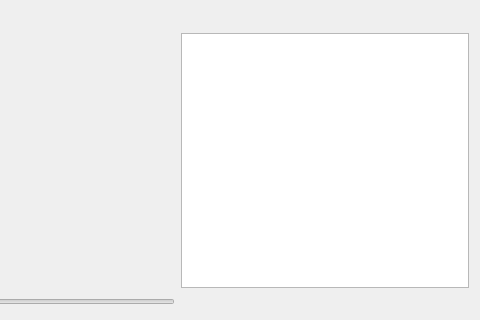
The window that Monterey/mainwindow.ui (rovsuite/monterey) describes before a commit, drawn with Qt 5; both pictures show x 800 to 1280 and y 432 to 752 of the 1280 by 752 pixel window.
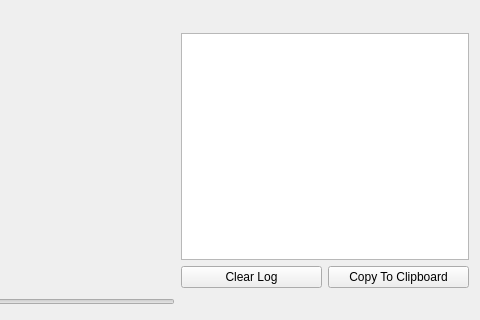
The same window after the commit. Custom widgets are drawn as their Qt base class.

Commit message: Added clear and copy button for log.

Patch:
```diff
--- a/Monterey/mainwindow.ui
+++ b/Monterey/mainwindow.ui
@@ -301,7 +301,7 @@
      </layout>
     </item>
     <item row="0" column="2">
-     <layout class="QVBoxLayout" name="verticalLayout_3" stretch="1,0,1,0,3">
+     <layout class="QVBoxLayout" name="verticalLayout_3" stretch="1,0,1,0,3,0">
       <item>
        <widget class="QGroupBox" name="groupBox_3">
         <property name="title">
@@ -714,6 +714,45 @@
         </property>
        </widget>
       </item>
+      <item>
+       <layout class="QHBoxLayout" name="horizontalLayout_2">
+        <item>
+         <widget class="QPushButton" name="buttonClearLog">
+          <property name="sizePolicy">
+           <sizepolicy hsizetype="Minimum" vsizetype="Fixed">
+            <horstretch>1</horstretch>
+            <verstretch>0</verstretch>
+           </sizepolicy>
+          </property>
+          <property name="toolTip">
+           <string>Clears the log from this session of Monterey</string>
+          </property>
+          <property name="text">
+           <string>Clear Log</string>
+          </property>
+         </widget>
+        </item>
+        <item>
+         <widget class="QPushButton" name="buttonCopyLogToClipboard">
+          <property name="sizePolicy">
+           <sizepolicy hsizetype="Minimum" vsizetype="Fixed">
+            <horstretch>1</horstretch>
+            <verstretch>0</verstretch>
+           </sizepolicy>
+          </property>
+          <property name="toolTip">
+           <string>Copies the entire log to the clipboard</string>
+          </property>
+          <property name="text">
+           <string>Copy To Clipboard</string>
+          </property>
+          <property name="flat">
+           <bool>false</bool>
+          </property>
+         </widget>
+        </item>
+       </layout>
+      </item>
      </layout>
     </item>
     <item row="1" column="1">
```
Left out of the diff: 44 changed lines with no effect on the pictures. The commit also changes 2 other files.
